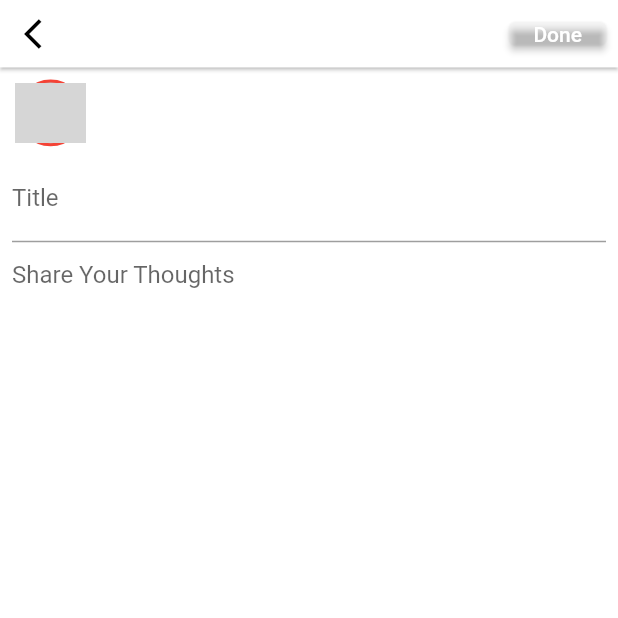
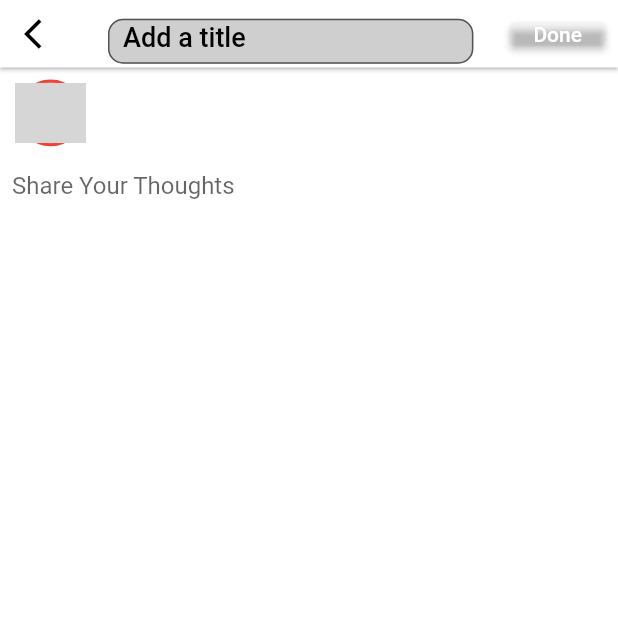
Before and after one commit to Maxdegreat/KingsFam_v2, a Flutter app: the CreateSays screen opened directly with empty values, on a phone screen of 412 x 824 dp, the top half of it. Run offline on Flutter 3.47's test engine with Material 2 defaults, Android fonts, the phone set to English and light mode, and no system bars; our stand-ins replace bloc, cached_network_image, carousel_slider, cloud_firestore, date_time_picker, equatable and 24 more; missing offline and left inert: enum_to_string, helpers, simple_link_preview, video_editor, video_thumbnail; accounts and stored records are empty; network calls fail; statements that could not run were skipped; project files that could hold a hidden picture were left out; grey boxes are pictures that could not be loaded.

Commit message:
push to android

```diff
--- a/lib/screens/commuinity/screens/says_room/says_room.dart
+++ b/lib/screens/commuinity/screens/says_room/says_room.dart
@@ -126,7 +126,9 @@ class _SaysRoomState extends State<SaysRoom> {
           builder: (context, state) {
             return Padding(
                 padding: const EdgeInsets.symmetric(vertical: 8.0, horizontal: 1),
-                child: Expanded(
+                child: Container(
+                  height: MediaQuery.of(context).size.height,
+                  width: MediaQuery.of(context).size.width,
                   child: ListView.builder(
                       // itemCount: state.status == SaysStatus.loading
                       // ? state.says.length + 1 : state.says.length,
--- a/lib/screens/commuinity/screens/says_room/screens/create_says.dart
+++ b/lib/screens/commuinity/screens/says_room/screens/create_says.dart
@@ -75,7 +75,27 @@ class _CreateSaysState extends State<CreateSays> {
                 Icons.arrow_back_ios,
                 color: Theme.of(context).iconTheme.color,
               )),
-        title: Text("Post New Says"),
+        title: Padding(
+                    padding: const EdgeInsets.only(top: 10),
+                    child: Container(
+                      height: 30,
+                      width: double.infinity,
+                      child: TextField(
+                        cursorColor: Theme.of(context).cursorColor,
+                        controller:  _controllerT,
+                        decoration: InputDecoration(
+                        border: OutlineInputBorder( borderRadius: BorderRadius.circular(10.0)),
+                        filled: true,
+                        hintStyle: Theme.of(context).textTheme.bodyText1,
+                        hintText: "Add a title",
+                        fillColor: Theme.of(context).colorScheme.secondary,
+                        contentPadding: EdgeInsets.all(10.0),
+                        ),
+                        textInputAction: TextInputAction.search,
+                        textAlignVertical: TextAlignVertical.center,
+                      ),
+                    ),
+                  ),
         actions: [_sendSays()],
       ),
       body: GestureDetector(
@@ -90,15 +110,11 @@ class _CreateSaysState extends State<CreateSays> {
             children: [
               KingsCordUserDisplay(),
               SizedBox(height: 5),
-              TextField(
-                controller: _controllerT,
-                decoration: InputDecoration(
-                  label: Text("Title")
-                ),
-              ),
+
               Container(
-                height: 300,
+                height: MediaQuery.of(context).size.height / 2.8,
                 child: TextField(
+                  cursorColor: Theme.of(context).cursorColor,
                   keyboardType: TextInputType.multiline,
                   expands: true,
                   minLines: null,
--- a/lib/theme_club_house/theme_info.dart
+++ b/lib/theme_club_house/theme_info.dart
@@ -9,6 +9,7 @@ class ThemeInfo {
   ThemeData themeClubHouseLight() {
     HexColor hexcolor = HexColor();
     return ThemeData(
+      cursorColor: Colors.black,
       brightness: Brightness.light,
       primaryColor: Colors.blue,
       appBarTheme: AppBarTheme(
@@ -56,7 +57,7 @@ class ThemeInfo {
   ThemeData themeClubHouseDark() {
     HexColor hexcolor = HexColor();
     return ThemeData(
-
+        cursorColor: Colors.white,
         brightness: Brightness.dark,
         primaryColor: Colors.purple,
         appBarTheme: AppBarTheme(
--- a/lib/widgets/says_container.dart
+++ b/lib/widgets/says_container.dart
@@ -98,8 +98,7 @@ class _SaysContainerState extends State<SaysContainer> {
                 ? "https://firebasestorage.googleapis.com/v0/b/kingsfam-9b1f8.appspot.com/o/images%2Fchurches%2FchurchAvatar_eb0c7061-a124-41b4-b948-60dcb0dffc49.jpg?alt=media&token=7e2fc437-9448-48bd-95bc-78e977fbcad8"
                 : widget.says.author!.profileImageUrl),
         SizedBox(width: 10),
-        Flexible(
-          child: Padding(
+        Padding(
           padding: const EdgeInsets.only(right: 20),
           child: Column(
             mainAxisAlignment: MainAxisAlignment.start,
@@ -120,7 +119,6 @@ class _SaysContainerState extends State<SaysContainer> {
                 ],
               ),
             ],
-            ),
           ),
         ),
       ],
```
Lines whose indentation alone changed are shown as unchanged.
